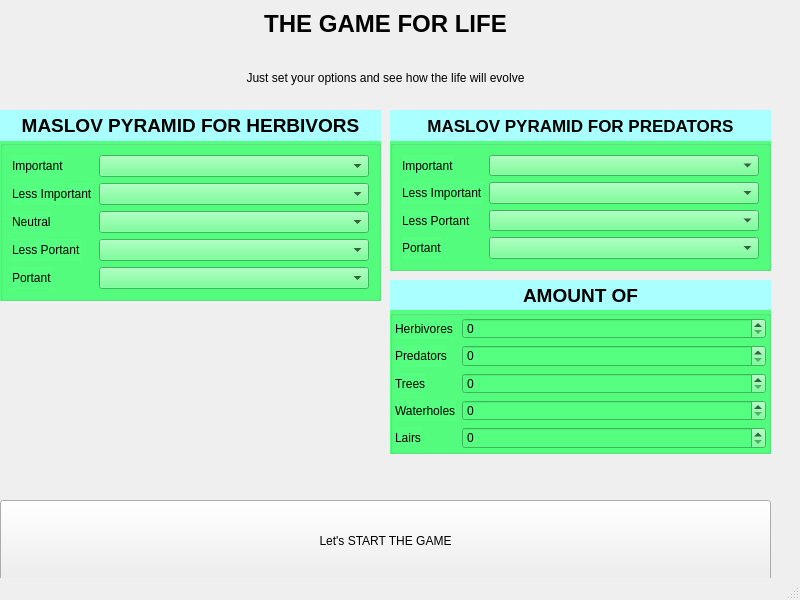
Above: src/init/init_ui.ui from m9rc1n/life before the change. Below: the same form after it.
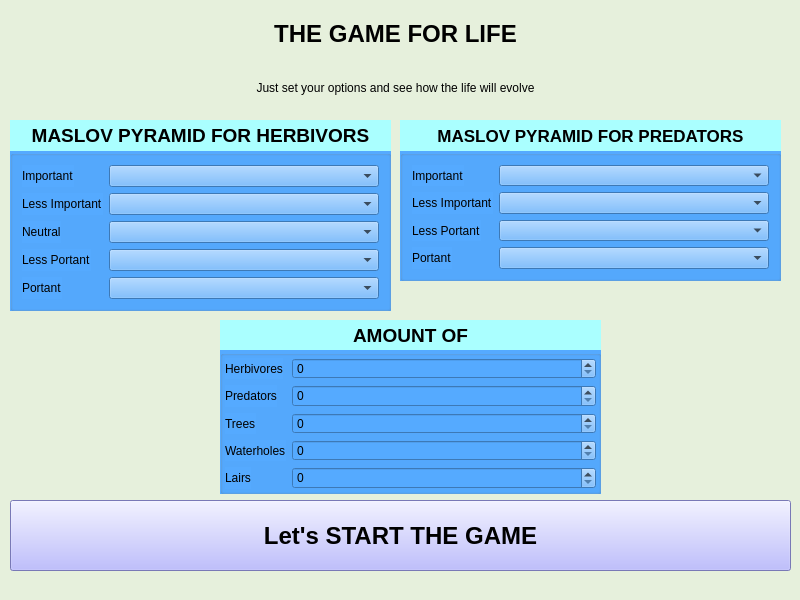
That is the form after the change.

```diff
--- a/src/init/init_ui.ui
+++ b/src/init/init_ui.ui
@@ -13,12 +13,15 @@
   <property name="windowTitle">
    <string>MainWindow</string>
   </property>
+  <property name="styleSheet">
+   <string notr="true">background-color: rgb(230, 240, 220);</string>
+  </property>
   <widget class="QWidget" name="centralwidget">
    <widget class="QWidget" name="verticalLayoutWidget">
     <property name="geometry">
      <rect>
-      <x>0</x>
-      <y>0</y>
+      <x>10</x>
+      <y>10</y>
       <width>771</width>
       <height>101</height>
      </rect>
@@ -57,8 +60,8 @@
    <widget class="QWidget" name="verticalLayoutWidget_4">
     <property name="geometry">
      <rect>
-      <x>390</x>
-      <y>280</y>
+      <x>220</x>
+      <y>320</y>
       <width>381</width>
       <height>31</height>
      </rect>
@@ -91,16 +94,14 @@
    <widget class="QGroupBox" name="formGroupBox_3">
     <property name="geometry">
      <rect>
-      <x>0</x>
-      <y>140</y>
+      <x>10</x>
+      <y>150</y>
       <width>381</width>
       <height>161</height>
      </rect>
     </property>
     <property name="styleSheet">
-     <string notr="true">background-color: rgb(85, 255, 127);
-selection-color: rgb(170, 0, 0);
-selection-background-color: rgb(255, 170, 127);</string>
+     <string notr="true">background-color: rgb(85, 170, 255);</string>
     </property>
     <layout class="QFormLayout" name="formLayout_2">
      <property name="fieldGrowthPolicy">
@@ -161,16 +162,14 @@
    <widget class="QGroupBox" name="formGroupBox_4">
     <property name="geometry">
      <rect>
-      <x>390</x>
-      <y>140</y>
+      <x>400</x>
+      <y>150</y>
       <width>381</width>
       <height>131</height>
      </rect>
     </property>
     <property name="styleSheet">
-     <string notr="true">background-color: rgb(85, 255, 127);
-selection-color: rgb(170, 0, 0);
-selection-background-color: rgb(255, 170, 127);</string>
+     <string notr="true">background-color: rgb(85, 170, 255);</string>
     </property>
     <layout class="QFormLayout" name="formLayout_4">
      <property name="fieldGrowthPolicy">
@@ -221,16 +220,14 @@
    <widget class="QGroupBox" name="formGroupBox">
     <property name="geometry">
      <rect>
-      <x>390</x>
-      <y>310</y>
+      <x>220</x>
+      <y>350</y>
       <width>381</width>
       <height>144</height>
      </rect>
     </property>
     <property name="styleSheet">
-     <string notr="true">background-color: rgb(85, 255, 127);
-selection-color: rgb(170, 0, 0);
-selection-background-color: rgb(255, 170, 127);</string>
+     <string notr="true">background-color: rgb(85, 170, 255);</string>
     </property>
     <layout class="QFormLayout" name="formLayout">
      <property name="leftMargin">
@@ -300,8 +297,8 @@
    <widget class="QWidget" name="verticalLayoutWidget_3">
     <property name="geometry">
      <rect>
-      <x>390</x>
-      <y>110</y>
+      <x>400</x>
+      <y>120</y>
       <width>381</width>
       <height>31</height>
      </rect>
@@ -333,10 +330,10 @@
    <widget class="QWidget" name="gridLayoutWidget">
     <property name="geometry">
      <rect>
-      <x>0</x>
+      <x>10</x>
       <y>500</y>
-      <width>771</width>
-      <height>81</height>
+      <width>781</width>
+      <height>71</height>
      </rect>
     </property>
     <layout class="QGridLayout" name="gridLayout">
@@ -348,6 +345,17 @@
          <verstretch>0</verstretch>
         </sizepolicy>
        </property>
+       <property name="font">
+        <font>
+         <family>Cantarell</family>
+         <pointsize>18</pointsize>
+         <weight>75</weight>
+         <bold>true</bold>
+        </font>
+       </property>
+       <property name="styleSheet">
+        <string notr="true">background-color: rgb(170, 170, 255);</string>
+       </property>
        <property name="text">
         <string>Let's START THE GAME</string>
        </property>
@@ -358,8 +366,8 @@
    <widget class="QWidget" name="verticalLayoutWidget_2">
     <property name="geometry">
      <rect>
-      <x>0</x>
-      <y>110</y>
+      <x>10</x>
+      <y>120</y>
       <width>381</width>
       <height>31</height>
      </rect>
@@ -399,7 +407,6 @@
     </rect>
    </property>
   </widget>
-  <widget class="QStatusBar" name="statusbar"/>
  </widget>
  <resources/>
  <connections/>
```
